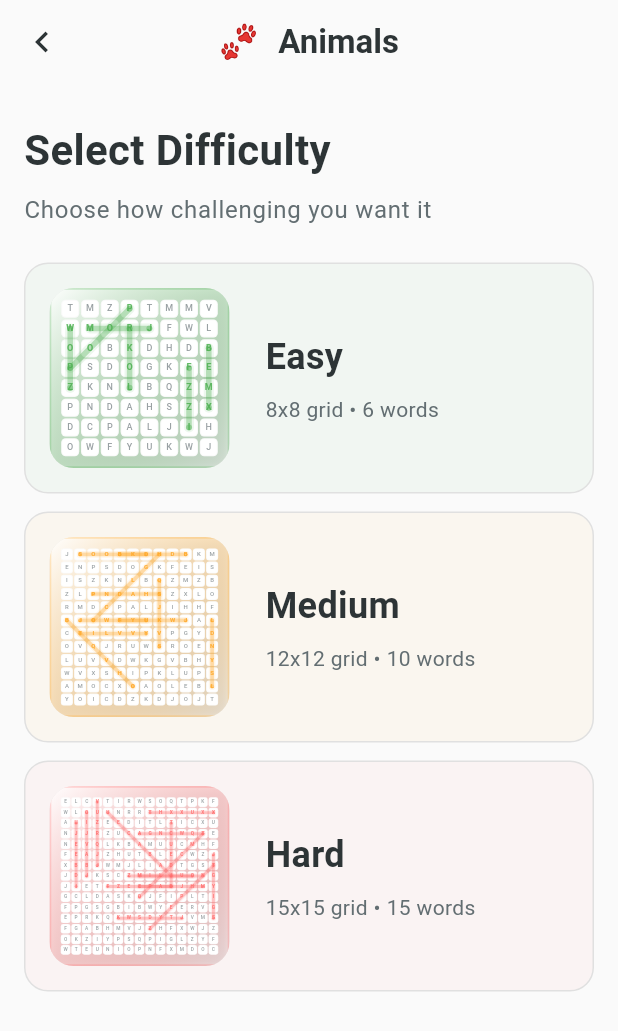
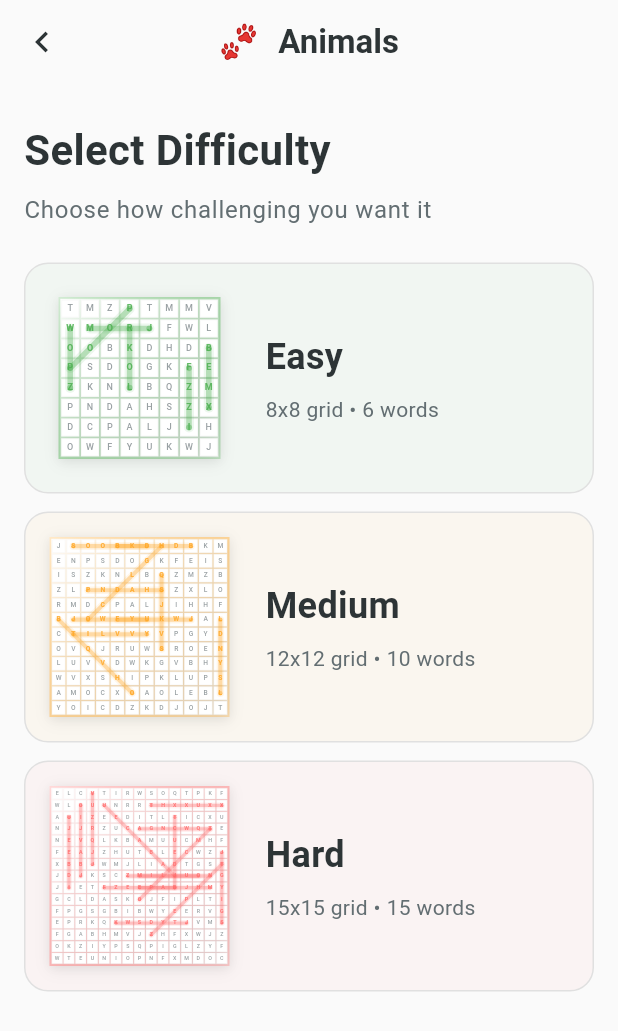
Before and after one commit to joshuarrr/wordfinder, a Flutter app: the DifficultyScreen screen opened by its route, on a phone screen of 412 x 824 dp. Shown: the top 1031 px of the screen. Run offline on Flutter 3.47's test engine with Material 3 defaults, Android fonts, the phone set to English and light mode, and no system bars; drawn by our look-alikes of flutter_animate; our stand-ins replace flutter_riverpod, freezed_annotation, go_router, riverpod_annotation, shared_preferences; accounts and stored records are empty; generated files the repository leaves out were written again; Roboto replaces fonts that are missing (SF Pro Display, SF Pro Rounded).

Commit message:
Remove padding and rounded corners from difficulty grid previews

```diff
--- a/lib/core/widgets/grid/grid_preview.dart
+++ b/lib/core/widgets/grid/grid_preview.dart
@@ -146,15 +146,12 @@ class _GridPreviewState extends State<GridPreview> {
     final previewSize = widget.size;
     final accent = widget.color ?? AppColors.primary;
     final highlightedCells = _buildHighlightedCells(_words);
-    final containerPadding = 6.0;
     final cellMargin = 0.6;
 
     final baseCellSize = widget.cellSize;
     final gridDimension = previewSize * (baseCellSize + (cellMargin * 2));
 
-    return ClipRRect(
-      borderRadius: AppSpacing.borderRadiusLg,
-      child: Container(
+    return Container(
       decoration: BoxDecoration(
         gradient: LinearGradient(
           colors: [AppColors.surface, accent.withValues(alpha: 0.06)],
@@ -164,8 +161,6 @@ class _GridPreviewState extends State<GridPreview> {
         border: Border.all(color: accent.withValues(alpha: 0.25), width: 1.2),
         boxShadow: AppShadows.soft,
       ),
-        child: Padding(
-          padding: EdgeInsets.all(containerPadding),
       child: FittedBox(
             fit: BoxFit.contain,
             alignment: Alignment.center,
@@ -197,7 +192,6 @@ class _GridPreviewState extends State<GridPreview> {
                           margin: EdgeInsets.all(cellMargin),
                           decoration: BoxDecoration(
                             color: AppColors.surface,
-                            borderRadius: BorderRadius.circular(3),
                             border: Border.all(
                               color: AppColors.divider.withValues(alpha: 0.18),
                               width: 0.7,
@@ -221,8 +215,6 @@ class _GridPreviewState extends State<GridPreview> {
                           ),
                         );
                       }),
-                    ),
-                  ),
                     ),
                   ),
                 ),
```
Lines whose indentation alone changed are shown as unchanged.
